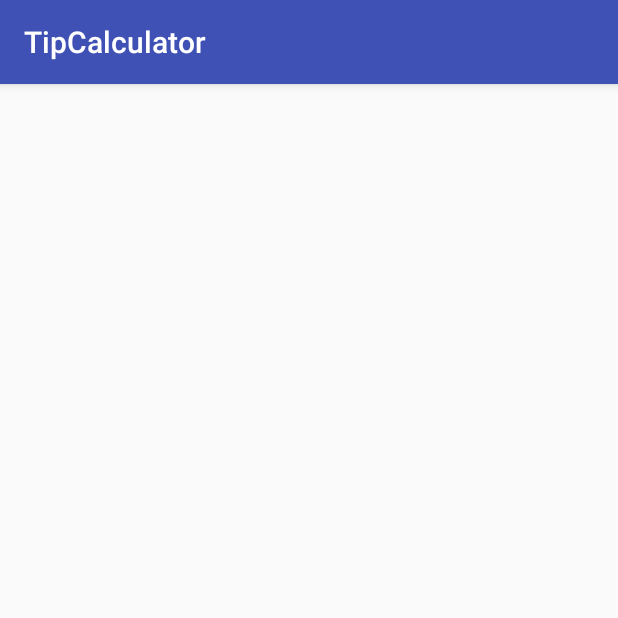
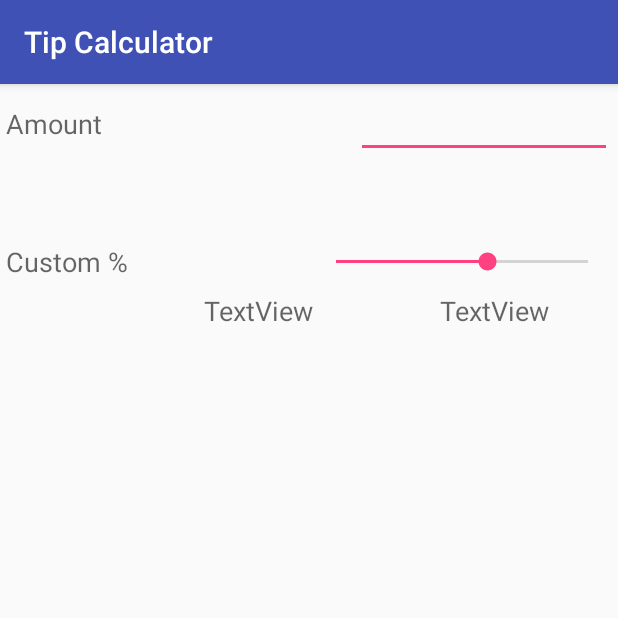
Before and after one commit to mvandrew/TipCalculator, an Android app: the screen it shows after launch (TipCalculatorActivity), on a phone screen of 412 x 824 dp, the top half of it. Run offline under Robolectric (Android 15) with nearby library versions, the phone set to English and light mode, and no system bars.

Commit message:
Added percentage colums

```diff
--- a/app/src/main/res/layout/activity_tip_calculator.xml
+++ b/app/src/main/res/layout/activity_tip_calculator.xml
@@ -1,9 +1,78 @@
 <?xml version="1.0" encoding="utf-8"?>
-<android.support.constraint.ConstraintLayout xmlns:android="http://schemas.android.com/apk/res/android"
-    xmlns:app="http://schemas.android.com/apk/res-auto"
+<GridLayout xmlns:android="http://schemas.android.com/apk/res/android"
     xmlns:tools="http://schemas.android.com/tools"
     android:layout_width="match_parent"
     android:layout_height="match_parent"
-    tools:context="ru.msav.tipcalculator.TipCalculatorActivity">
+    android:columnCount="2"
+    android:useDefaultMargins="true">
 
-</android.support.constraint.ConstraintLayout>
+    <TextView
+        android:id="@+id/amountTextView"
+        android:layout_width="wrap_content"
+        android:layout_height="wrap_content"
+        android:labelFor="@+id/amountEditText"
+        android:text="@string/amountLabel"
+        android:textAppearance="@android:style/TextAppearance.Material.Medium" />
+
+    <EditText
+        android:id="@+id/amountEditText"
+        android:layout_width="wrap_content"
+        android:layout_height="wrap_content"
+        android:layout_gravity="right"
+        android:ems="8"
+        android:inputType="numberDecimal"
+        android:maxLength="6" />
+
+    <TextView
+        android:id="@+id/amountDisplayTextView"
+        android:layout_width="wrap_content"
+        android:layout_height="wrap_content"
+        android:layout_columnSpan="2"
+        android:layout_gravity="fill_horizontal"
+        android:padding="@dimen/textview_padding"
+        android:textAppearance="@android:style/TextAppearance.Material.Medium" />
+
+    <TextView
+        android:id="@+id/customPercentTextView"
+        android:layout_width="wrap_content"
+        android:layout_height="wrap_content"
+        android:labelFor="@+id/customTipSeekBar"
+        android:text="@string/custom_tip_percentage"
+        android:textAppearance="@android:style/TextAppearance.Material.Medium" />
+
+    <SeekBar
+        android:id="@+id/customTipSeekBar"
+        android:layout_width="200dp"
+        android:layout_height="wrap_content"
+        android:layout_gravity="right|center_vertical"
+        android:max="30"
+        android:progress="18" />
+
+    <LinearLayout
+        android:layout_height="wrap_content"
+        android:layout_column="1"
+        android:layout_gravity="center_horizontal|fill_horizontal"
+        android:orientation="horizontal">
+
+        <TextView
+            android:id="@+id/textView6"
+            android:layout_width="wrap_content"
+            android:layout_height="wrap_content"
+            android:layout_gravity="left"
+            android:layout_weight="1"
+            android:text="TextView"
+            android:textAlignment="center"
+            android:textAppearance="@android:style/TextAppearance.Material.Medium" />
+
+        <TextView
+            android:id="@+id/textView5"
+            android:layout_width="wrap_content"
+            android:layout_height="wrap_content"
+            android:layout_gravity="right"
+            android:layout_weight="1"
+            android:text="TextView"
+            android:textAlignment="center"
+            android:textAppearance="@android:style/TextAppearance.Material.Medium" />
+    </LinearLayout>
+
+</GridLayout>
--- /dev/null
+++ b/app/src/main/res/values/dimens.xml
@@ -0,0 +1,4 @@
+<?xml version="1.0" encoding="utf-8"?>
+<resources>
+    <dimen name="textview_padding">8dp</dimen>
+</resources>
--- a/app/src/main/res/values/strings.xml
+++ b/app/src/main/res/values/strings.xml
@@ -1,3 +1,5 @@
 <resources>
-    <string name="app_name">TipCalculator</string>
+    <string name="app_name">Tip Calculator</string>
+    <string name="amountLabel">Amount</string>
+    <string name="custom_tip_percentage">Custom %</string>
 </resources>
```
Also changed, not shown: 1 other file.
